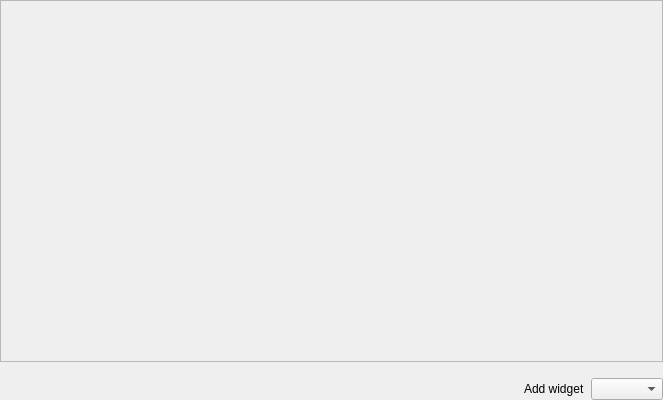
Qt form dashboardwidget.ui (Bragaman/DragableDashboard) before a commit.
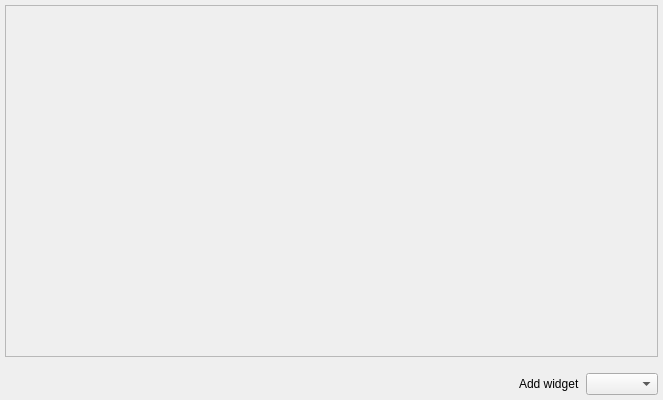
The same form after that commit.

```diff
--- a/dashboardwidget.ui
+++ b/dashboardwidget.ui
@@ -18,16 +18,16 @@
   </property>
   <layout class="QVBoxLayout" name="verticalLayout_2" stretch="0,0">
    <property name="leftMargin">
-    <number>0</number>
+    <number>5</number>
    </property>
    <property name="topMargin">
-    <number>0</number>
+    <number>5</number>
    </property>
    <property name="rightMargin">
-    <number>0</number>
+    <number>5</number>
    </property>
    <property name="bottomMargin">
-    <number>0</number>
+    <number>5</number>
    </property>
    <item>
     <widget class="QScrollArea" name="scrollArea">
@@ -39,11 +39,23 @@
        <rect>
         <x>0</x>
         <y>0</y>
-        <width>661</width>
-        <height>354</height>
+        <width>651</width>
+        <height>349</height>
        </rect>
       </property>
       <layout class="QVBoxLayout" name="verticalLayout">
+       <property name="leftMargin">
+        <number>0</number>
+       </property>
+       <property name="topMargin">
+        <number>0</number>
+       </property>
+       <property name="rightMargin">
+        <number>5</number>
+       </property>
+       <property name="bottomMargin">
+        <number>0</number>
+       </property>
        <item>
         <spacer name="verticalSpacer">
          <property name="orientation">
```
